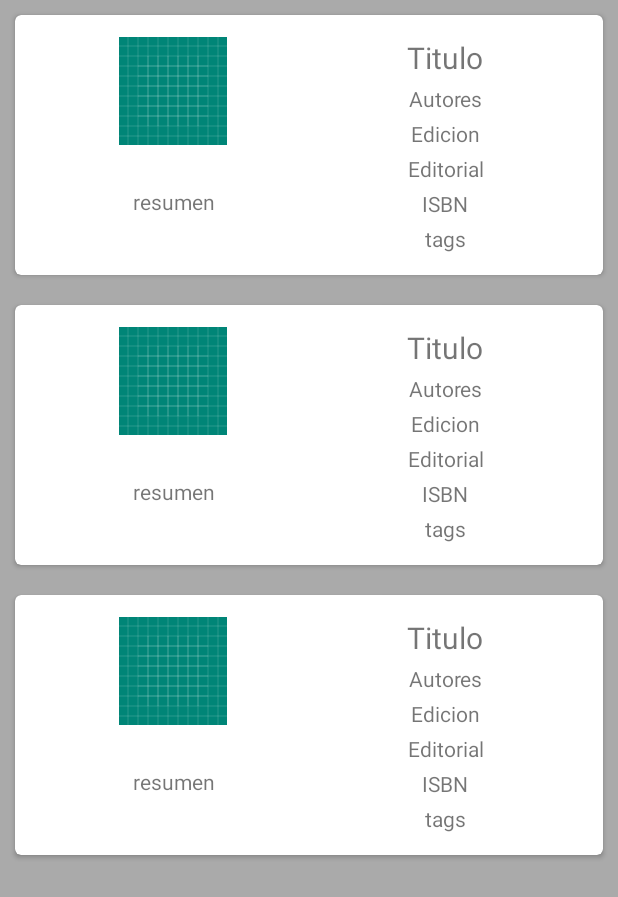
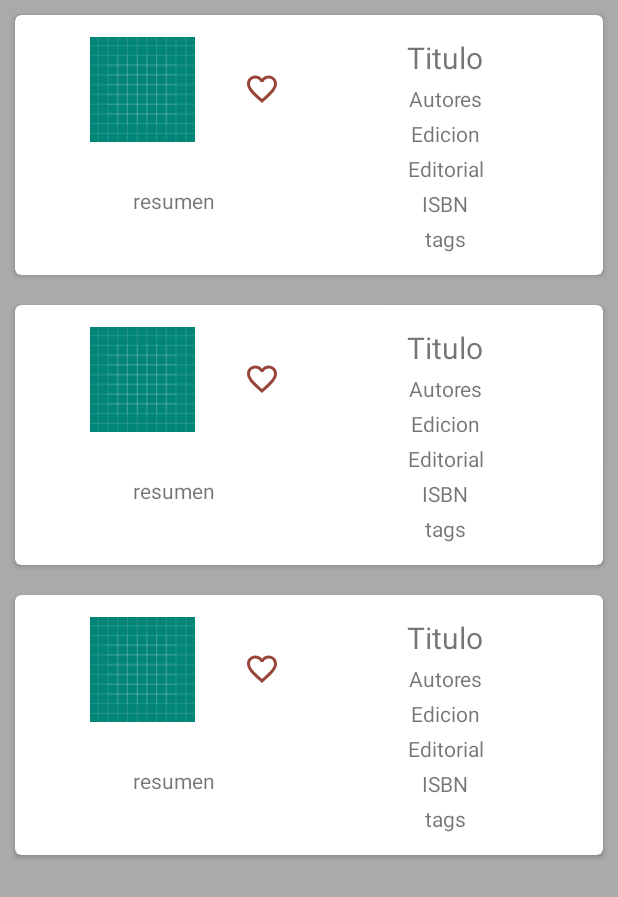
Before and after one commit to Bryanceren/ROOM_Library, an Android app: the layout content_main.xml on its own in the app's theme, with its tools: preview values and no code run, on a phone screen of 412 x 824 dp. Shown: the top 897 px of the screen. Run offline under Robolectric (Android 15) with nearby library versions, the phone set to English and light mode, and no system bars.

Commit message:
Help me if u can im feeling down

```diff
--- a/app/src/main/java/com/example/room_library/Activities/NewBookActivity.kt
+++ b/app/src/main/java/com/example/room_library/Activities/NewBookActivity.kt
@@ -53,6 +53,8 @@ class NewBookActivity : AppCompatActivity() {
         editTagsView = findViewById(R.id.edit_tags)
         editCaratulaView = findViewById(R.id.edit_caratula)
 
+
+
         val button = findViewById<Button>(R.id.button_save)
         button.setOnClickListener {
             val replyIntent = Intent()
--- a/app/src/main/java/com/example/room_library/room/DAO/BookDao.kt
+++ b/app/src/main/java/com/example/room_library/room/DAO/BookDao.kt
@@ -18,12 +18,11 @@ interface BookDao {
     @Query("SELECT * FROM Libro")
     fun getAllBooks():LiveData<List<Book>>
 
-    @Query("UPDATE Libro SET L_Favorito = 1 WHERE L_isbn = (:ISBN)")
-    fun setFavoriteBook(ISBN: String)
+    @Query("UPDATE Libro SET L_Favorito = 1 WHERE id = (:id)")
+    fun setFavoriteBook(id: Long)
 
     @Query("SELECT * FROM Libro WHERE Libro.L_Favorito = 1")
     fun getFavoriteBooks(): LiveData<List<Book>>
 
 
-
 }
--- /dev/null
+++ b/app/src/main/res/drawable/ic_favorite_black_24dp.xml
@@ -0,0 +1,5 @@
+<vector android:height="24dp" android:tint="#974539"
+    android:viewportHeight="24.0" android:viewportWidth="24.0"
+    android:width="24dp" xmlns:android="http://schemas.android.com/apk/res/android">
+    <path android:fillColor="#FF000000" android:pathData="M12,21.35l-1.45,-1.32C5.4,15.36 2,12.28 2,8.5 2,5.42 4.42,3 7.5,3c1.74,0 3.41,0.81 4.5,2.09C13.09,3.81 14.76,3 16.5,3 19.58,3 22,5.42 22,8.5c0,3.78 -3.4,6.86 -8.55,11.54L12,21.35z"/>
+</vector>
--- /dev/null
+++ b/app/src/main/res/drawable/ic_favorite_border_black_24dp.xml
@@ -0,0 +1,5 @@
+<vector android:height="24dp" android:tint="#974539"
+    android:viewportHeight="24.0" android:viewportWidth="24.0"
+    android:width="24dp" xmlns:android="http://schemas.android.com/apk/res/android">
+    <path android:fillColor="#FF000000" android:pathData="M16.5,3c-1.74,0 -3.41,0.81 -4.5,2.09C10.91,3.81 9.24,3 7.5,3 4.42,3 2,5.42 2,8.5c0,3.78 3.4,6.86 8.55,11.54L12,21.35l1.45,-1.32C18.6,15.36 22,12.28 22,8.5 22,5.42 19.58,3 16.5,3zM12.1,18.55l-0.1,0.1 -0.1,-0.1C7.14,14.24 4,11.39 4,8.5 4,6.5 5.5,5 7.5,5c1.54,0 3.04,0.99 3.57,2.36h1.87C13.46,5.99 14.96,5 16.5,5c2,0 3.5,1.5 3.5,3.5 0,2.89 -3.14,5.74 -7.9,10.05z"/>
+</vector>
--- a/app/src/main/res/layout-land/content_main.xml
+++ b/app/src/main/res/layout-land/content_main.xml
@@ -11,7 +11,7 @@
     tools:showIn="@layout/activity_main">
 
     <androidx.recyclerview.widget.RecyclerView
-        android:id="@+id/recyclerview"
+        android:id="@+id/recyclerview2"
         android:layout_weight="1.7"
         android:layout_width="0dp"
         android:layout_height="match_parent"
--- a/app/src/main/res/layout/fragment_main_details.xml
+++ b/app/src/main/res/layout/fragment_main_details.xml
@@ -270,11 +270,6 @@
 
     </ScrollView>
 
-    <Button
-        android:id="@+id/btn_fav"
-        android:layout_width="match_parent"
-        android:layout_height="wrap_content"
-        android:text="marcar como favorito" />
 
 
 </LinearLayout>
--- a/app/src/main/res/layout/recyclerview_item.xml
+++ b/app/src/main/res/layout/recyclerview_item.xml
@@ -21,17 +21,27 @@
             android:layout_height="match_parent"
             android:layout_weight="1"
             android:orientation="vertical">
+            <LinearLayout
+                android:orientation="horizontal"
+                android:layout_width="match_parent"
+                android:gravity="center"
+                android:layout_height="wrap_content">
+                <ImageView
+                    android:id="@+id/item_image"
+                    android:layout_width="wrap_content"
+                    android:layout_marginRight="5dp"
+                    android:src="@drawable/ic_launcher_background"
+                    android:layout_height="70dp"/>
+                <ImageButton
+                    android:id="@+id/fav"
+                    android:layout_marginLeft="5dp"
+                    android:layout_width="30dp"
+                    android:layout_height="wrap_content"
+                    android:backgroundTint="@color/cardview_light_background"
+                    android:src="@drawable/ic_favorite_border_black_24dp"/>
+            </LinearLayout>
 
-            <ImageView
-                android:layout_weight="1"
-                android:scaleType="fitCenter"
-                android:id="@+id/item_image"
-                android:layout_gravity="center_horizontal"
-                android:layout_width="wrap_content"
-                android:src="@drawable/ic_launcher_background"
-                android:layout_height="match_parent"/>
             <TextView
-                android:layout_weight="1"
                 android:id="@+id/item_resumen"
                 android:text="@string/resumen"
                 android:layout_width="match_parent"
```
Also changed, not shown: app/src/main/java/com/example/room_library/Activities/MainActivity.kt (+34 -5 lines), app/src/main/java/com/example/room_library/Adapter/BookListadapter.kt (+30 -3 lines), app/src/main/java/com/example/room_library/Adapter/BookListadapterLand.kt (added, +63 -0 lines), app/src/main/res/layout/recyclerview_item2.xml (+16 -9 lines).
